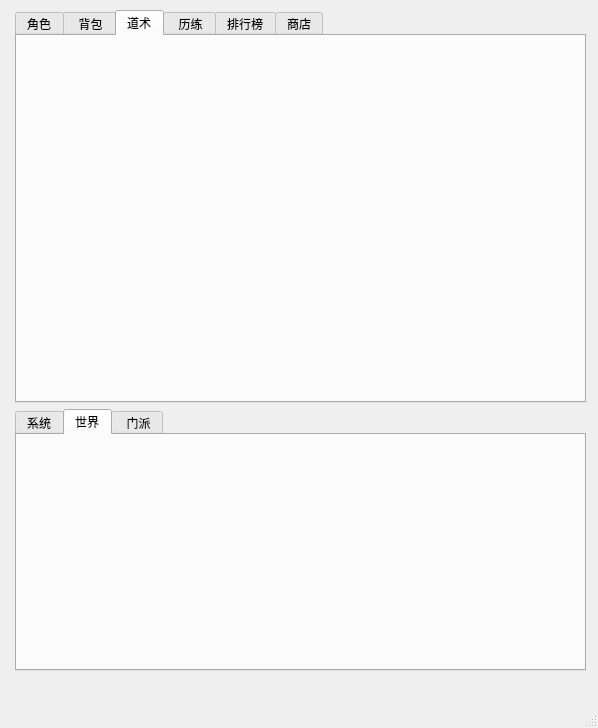
The window that modules/ui/mainui.ui (Huu-Yuu/DeskXiuxian) describes before a commit, drawn with Qt 5.
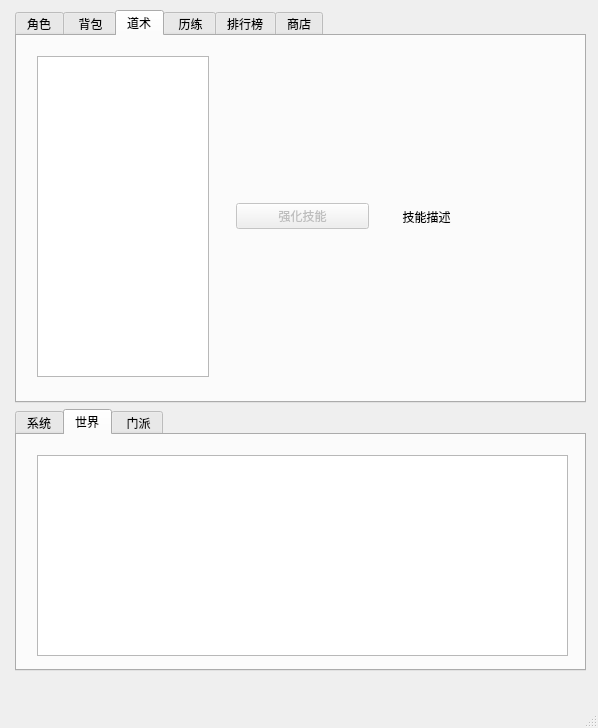
The same window after the commit. The open tabs and pages were chosen to show the change. Icons and pictures are not drawn.

Patch:
```diff
--- a/modules/ui/mainui.ui
+++ b/modules/ui/mainui.ui
@@ -618,6 +618,57 @@
         <attribute name="title">
          <string>道术</string>
         </attribute>
+        <widget class="QWidget" name="horizontalLayoutWidget_4">
+         <property name="geometry">
+          <rect>
+           <x>20</x>
+           <y>10</y>
+           <width>531</width>
+           <height>341</height>
+          </rect>
+         </property>
+         <layout class="QHBoxLayout" name="role_skill_Layout" stretch="1,1,1">
+          <property name="spacing">
+           <number>7</number>
+          </property>
+          <property name="topMargin">
+           <number>10</number>
+          </property>
+          <property name="bottomMargin">
+           <number>10</number>
+          </property>
+          <item>
+           <widget class="QListWidget" name="role_skill_list"/>
+          </item>
+          <item>
+           <layout class="QVBoxLayout" name="verticalLayout">
+            <property name="leftMargin">
+             <number>20</number>
+            </property>
+            <property name="rightMargin">
+             <number>20</number>
+            </property>
+            <item>
+             <widget class="QPushButton" name="pushButton">
+              <property name="enabled">
+               <bool>false</bool>
+              </property>
+              <property name="text">
+               <string>强化技能</string>
+              </property>
+             </widget>
+            </item>
+           </layout>
+          </item>
+          <item>
+           <widget class="QLabel" name="skill_remark_lable">
+            <property name="text">
+             <string>  技能描述</string>
+            </property>
+           </widget>
+          </item>
+         </layout>
+        </widget>
        </widget>
        <widget class="QWidget" name="secret_realm">
         <attribute name="title">
@@ -807,6 +858,21 @@
         <attribute name="title">
          <string>世界</string>
         </attribute>
+        <widget class="QWidget" name="verticalLayoutWidget_11">
+         <property name="geometry">
+          <rect>
+           <x>20</x>
+           <y>20</y>
+           <width>531</width>
+           <height>201</height>
+          </rect>
+         </property>
+         <layout class="QVBoxLayout" name="world_news_Layout">
+          <item>
+           <widget class="QListWidget" name="world_news_list"/>
+          </item>
+         </layout>
+        </widget>
        </widget>
        <widget class="QWidget" name="team_news_tab">
         <attribute name="title">
```
Left out of the diff: 19 changed lines with no effect on the pictures.
